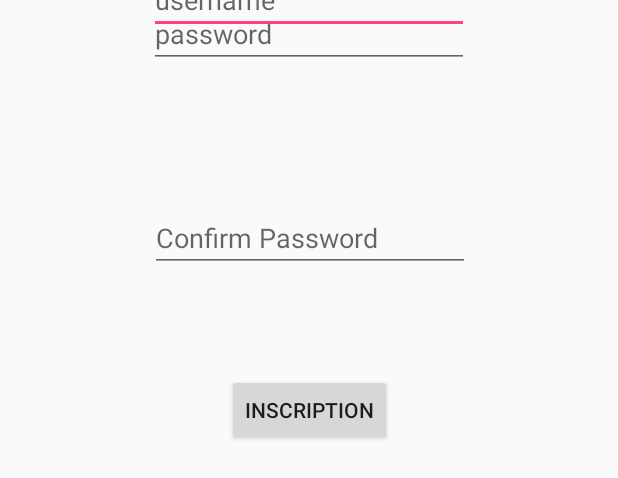
After one commit to Guibaleno/ShopnShopAndroid, an Android app: the layout inscription_activity.xml on its own in the app's theme, with its tools: preview values and no code run, on a phone screen of 412 x 824 dp. The commit adds this screen. Shown: the top 478 px of the screen. Run offline under Robolectric (Android 15) with nearby library versions, the phone set to English and light mode, and no system bars.

Commit message:
commit plein de truc

```diff
--- a/ShopnShop/app/src/main/AndroidManifest.xml
+++ b/ShopnShop/app/src/main/AndroidManifest.xml
@@ -1,7 +1,7 @@
 <?xml version="1.0" encoding="utf-8"?>
 <manifest xmlns:android="http://schemas.android.com/apk/res/android"
     package="com.example.a533.shopnshop">
-
+    <uses-permission android:name="android.permission.CAMERA" />
     <application
         android:allowBackup="true"
         android:icon="@mipmap/ic_launcher"
--- a/ShopnShop/app/src/main/java/com/example/a533/shopnshop/MainActivity.java
+++ b/ShopnShop/app/src/main/java/com/example/a533/shopnshop/MainActivity.java
@@ -8,6 +8,6 @@
     @Override
     protected void onCreate(Bundle savedInstanceState) {
         super.onCreate(savedInstanceState);
-        setContentView(R.layout.activity_login);
+        setContentView(R.layout.main_activity);
     }
 }
--- /dev/null
+++ b/ShopnShop/app/src/main/res/layout/inscription_activity.xml
@@ -0,0 +1,67 @@
+<?xml version="1.0" encoding="utf-8"?>
+<android.support.constraint.ConstraintLayout
+    xmlns:android="http://schemas.android.com/apk/res/android"
+    xmlns:app="http://schemas.android.com/apk/res-auto"
+    xmlns:tools="http://schemas.android.com/tools"
+    android:layout_width="match_parent"
+    android:layout_height="match_parent">
+
+    <EditText
+        android:id="@+id/editText_username"
+        android:layout_width="wrap_content"
+        android:layout_height="wrap_content"
+        android:layout_marginBottom="8dp"
+        android:layout_marginEnd="8dp"
+        android:layout_marginStart="8dp"
+        android:layout_marginTop="8dp"
+        android:ems="10"
+        android:hint="username"
+        android:inputType="textPersonName"
+        app:layout_constraintBottom_toTopOf="@+id/editText_password"
+        app:layout_constraintEnd_toEndOf="parent"
+        app:layout_constraintStart_toStartOf="parent"
+        app:layout_constraintTop_toTopOf="parent" />
+
+    <EditText
+        android:id="@+id/editText_password"
+        android:layout_width="wrap_content"
+        android:layout_height="wrap_content"
+        android:layout_marginEnd="8dp"
+        android:layout_marginStart="8dp"
+        android:ems="10"
+        android:hint="password"
+        android:inputType="textPassword"
+        app:layout_constraintEnd_toEndOf="parent"
+        app:layout_constraintStart_toStartOf="parent"
+        tools:layout_editor_absoluteY="132dp" />
+
+    <EditText
+        android:id="@+id/editText_confirmPassword"
+        android:layout_width="wrap_content"
+        android:layout_height="wrap_content"
+        android:layout_marginBottom="64dp"
+        android:layout_marginEnd="8dp"
+        android:layout_marginStart="8dp"
+        android:layout_marginTop="8dp"
+        android:ems="10"
+        android:hint="Confirm Password"
+        android:inputType="textPassword"
+        app:layout_constraintBottom_toBottomOf="parent"
+        app:layout_constraintEnd_toEndOf="parent"
+        app:layout_constraintHorizontal_bias="0.503"
+        app:layout_constraintStart_toStartOf="parent"
+        app:layout_constraintTop_toBottomOf="@+id/editText_password"
+        app:layout_constraintVertical_bias="0.125" />
+
+    <Button
+        android:id="@+id/btn_inscription"
+        android:layout_width="wrap_content"
+        android:layout_height="wrap_content"
+        android:layout_marginEnd="8dp"
+        android:layout_marginStart="8dp"
+        android:layout_marginTop="68dp"
+        android:text="inscription"
+        app:layout_constraintEnd_toEndOf="parent"
+        app:layout_constraintStart_toStartOf="parent"
+        app:layout_constraintTop_toBottomOf="@+id/editText_confirmPassword" />
+</android.support.constraint.ConstraintLayout>
```
Also changed, not shown: ShopnShop/app/src/main/java/com/example/a533/shopnshop/InscriptionActivity.java (+10 -1 lines), ShopnShop/app/src/main/java/com/example/a533/shopnshop/LoginActivity.java (+10 -1 lines), ShopnShop/app/src/main/java/com/example/a533/shopnshop/photoActivity.java (added, +40 -0 lines), ShopnShop/app/src/main/res/layout/login_activity.xml (added, +53 -0 lines), ShopnShop/app/src/main/res/layout/photo_activity.xml (added, +39 -0 lines), ShopnShop/app/src/main/res/layout/main_activity.xml (renamed from ShopnShop/app/src/main/res/layout/activity_login.xml).
